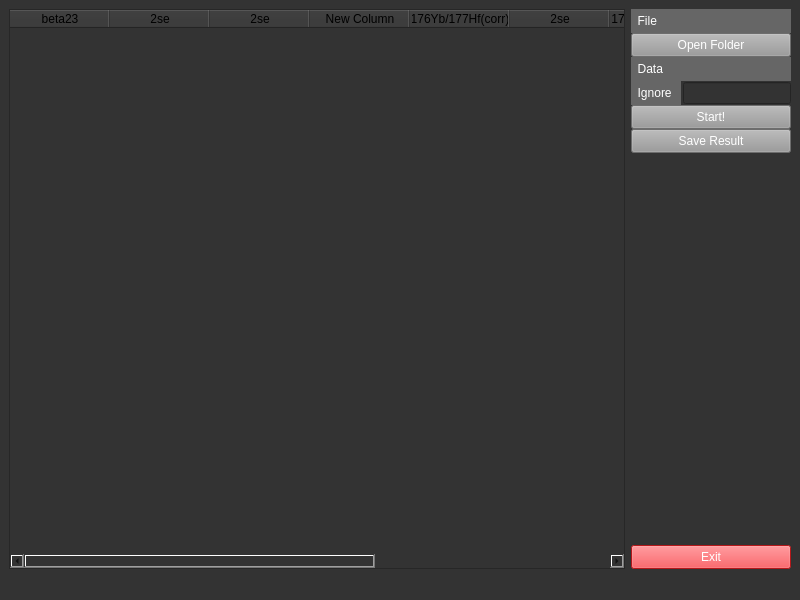
vixues/Hf, file mainwindow.ui: the form before one commit.
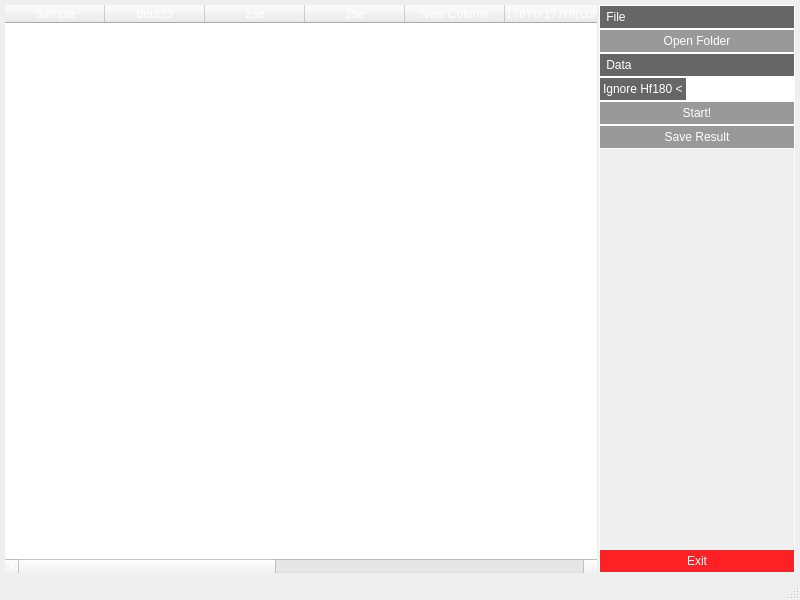
The form after the commit.

```diff
--- a/mainwindow.ui
+++ b/mainwindow.ui
@@ -14,12 +14,50 @@
    <string>MainWindow</string>
   </property>
   <property name="styleSheet">
-   <string notr="true">background-color: rgb(51, 51, 51);</string>
+   <string notr="true"/>
   </property>
   <widget class="QWidget" name="centralwidget">
    <layout class="QHBoxLayout" name="horizontalLayout_2">
+    <property name="spacing">
+     <number>2</number>
+    </property>
+    <property name="leftMargin">
+     <number>5</number>
+    </property>
+    <property name="topMargin">
+     <number>5</number>
+    </property>
+    <property name="rightMargin">
+     <number>5</number>
+    </property>
+    <property name="bottomMargin">
+     <number>5</number>
+    </property>
     <item>
      <widget class="QTableWidget" name="tableWidget">
+      <property name="styleSheet">
+       <string notr="true">color: rgb(255, 255, 255);</string>
+      </property>
+      <property name="frameShape">
+       <enum>QFrame::NoFrame</enum>
+      </property>
+      <property name="frameShadow">
+       <enum>QFrame::Plain</enum>
+      </property>
+      <property name="lineWidth">
+       <number>0</number>
+      </property>
+      <property name="gridStyle">
+       <enum>Qt::SolidLine</enum>
+      </property>
+      <attribute name="horizontalHeaderCascadingSectionResizes">
+       <bool>false</bool>
+      </attribute>
+      <column>
+       <property name="text">
+        <string>Sample</string>
+       </property>
+      </column>
       <column>
        <property name="text">
         <string>beta23</string>
@@ -73,10 +111,32 @@
      </widget>
     </item>
     <item>
+     <widget class="QWidget" name="VerticalLayout" native="true">
+      <property name="sizePolicy">
+       <sizepolicy hsizetype="Fixed" vsizetype="Expanding">
+        <horstretch>0</horstretch>
+        <verstretch>0</verstretch>
+       </sizepolicy>
+      </property>
+      <property name="styleSheet">
+       <string notr="true">border: 0.5px solid white;</string>
+      </property>
      <layout class="QVBoxLayout" name="verticalLayout_2">
       <property name="spacing">
        <number>0</number>
       </property>
+       <property name="leftMargin">
+        <number>0</number>
+       </property>
+       <property name="topMargin">
+        <number>0</number>
+       </property>
+       <property name="rightMargin">
+        <number>0</number>
+       </property>
+       <property name="bottomMargin">
+        <number>0</number>
+       </property>
       <item>
        <layout class="QVBoxLayout" name="verticalLayout_3">
         <property name="spacing">
@@ -84,9 +144,15 @@
         </property>
         <item>
          <widget class="QLabel" name="label_3">
+           <property name="sizePolicy">
+            <sizepolicy hsizetype="Minimum" vsizetype="Fixed">
+             <horstretch>0</horstretch>
+             <verstretch>0</verstretch>
+            </sizepolicy>
+           </property>
           <property name="minimumSize">
            <size>
-            <width>0</width>
+             <width>50</width>
             <height>24</height>
            </size>
           </property>
@@ -95,7 +161,7 @@
 color: rgb(255, 255, 255);</string>
           </property>
           <property name="text">
-           <string>  File</string>
+            <string> File</string>
           </property>
          </widget>
         </item>
@@ -120,6 +186,9 @@
           <property name="text">
            <string>Open Folder</string>
           </property>
+           <property name="flat">
+            <bool>true</bool>
+           </property>
          </widget>
         </item>
        </layout>
@@ -132,7 +201,7 @@
         <item>
          <widget class="QLabel" name="label_2">
           <property name="sizePolicy">
-           <sizepolicy hsizetype="Minimum" vsizetype="Preferred">
+            <sizepolicy hsizetype="Minimum" vsizetype="Fixed">
             <horstretch>0</horstretch>
             <verstretch>0</verstretch>
            </sizepolicy>
@@ -148,19 +217,19 @@
 color: rgb(255, 255, 255);</string>
           </property>
           <property name="text">
-           <string>  Data</string>
+            <string> Data</string>
           </property>
          </widget>
         </item>
         <item>
          <layout class="QHBoxLayout" name="horizontalLayout">
           <property name="spacing">
-           <number>2</number>
+            <number>0</number>
           </property>
           <item>
            <widget class="QLabel" name="label">
             <property name="sizePolicy">
-             <sizepolicy hsizetype="Minimum" vsizetype="Preferred">
+              <sizepolicy hsizetype="Expanding" vsizetype="Fixed">
               <horstretch>0</horstretch>
               <verstretch>0</verstretch>
              </sizepolicy>
@@ -176,18 +245,27 @@
 color: rgb(255, 255, 255);</string>
             </property>
             <property name="text">
-             <string>  Ignore </string>
+              <string> Ignore Hf180 &lt;</string>
             </property>
            </widget>
           </item>
           <item>
            <widget class="QLineEdit" name="lineEdit">
             <property name="sizePolicy">
-             <sizepolicy hsizetype="Fixed" vsizetype="Fixed">
+              <sizepolicy hsizetype="Minimum" vsizetype="Fixed">
               <horstretch>0</horstretch>
               <verstretch>0</verstretch>
              </sizepolicy>
             </property>
+             <property name="minimumSize">
+              <size>
+               <width>100</width>
+               <height>24</height>
+              </size>
+             </property>
+             <property name="contextMenuPolicy">
+              <enum>Qt::NoContextMenu</enum>
+             </property>
             <property name="text">
              <string/>
             </property>
@@ -195,6 +273,8 @@
           </item>
          </layout>
         </item>
+        </layout>
+       </item>
         <item>
          <widget class="QPushButton" name="pushButton_2">
           <property name="sizePolicy">
@@ -216,6 +296,9 @@
           <property name="text">
            <string>Start!</string>
           </property>
+         <property name="flat">
+          <bool>true</bool>
+         </property>
          </widget>
         </item>
         <item>
@@ -232,6 +315,9 @@
             <height>24</height>
            </size>
           </property>
+         <property name="autoFillBackground">
+          <bool>false</bool>
+         </property>
           <property name="styleSheet">
            <string notr="true">background-color: rgb(153, 153, 153);
 color: rgb(255, 255, 255);</string>
@@ -239,9 +325,13 @@
           <property name="text">
            <string>Save Result</string>
           </property>
-         </widget>
-        </item>
-       </layout>
+         <property name="default">
+          <bool>false</bool>
+         </property>
+         <property name="flat">
+          <bool>true</bool>
+         </property>
+        </widget>
       </item>
       <item>
        <spacer name="verticalSpacer">
@@ -277,9 +367,13 @@
         <property name="text">
          <string>Exit</string>
         </property>
+         <property name="flat">
+          <bool>true</bool>
+         </property>
        </widget>
       </item>
      </layout>
+     </widget>
     </item>
    </layout>
   </widget>
```
Lines whose indentation alone changed are shown as unchanged.
